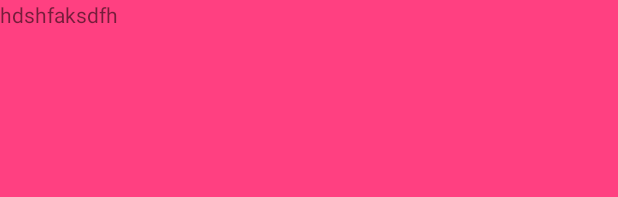
After one commit to jack-cook/axUI, an Android app: the layout drag_refresh_layout_test.xml on its own in the app's theme, with its tools: preview values and no code run, on a phone screen of 412 x 824 dp. The commit adds this screen. Shown: the top 197 px of the screen. Run offline under Robolectric (Android 15) with nearby library versions, the phone set to English and light mode, and no system bars.

Commit message:
DragRefreshLayout测试正常，动画参数待调整

```diff
--- /dev/null
+++ b/app/src/main/res/layout/drag_refresh_layout_test.xml
@@ -0,0 +1,29 @@
+<?xml version="1.0" encoding="utf-8"?>
+<cn.okayj.axui.view.DragRefreshLayout xmlns:android="http://schemas.android.com/apk/res/android"
+    android:layout_width="match_parent"
+    android:layout_height="match_parent"
+    xmlns:app="http://schemas.android.com/apk/res-auto"
+    app:bottomViewId="@+id/footer"
+    app:topViewId="@+id/header">
+    <TextView
+        android:layout_width="match_parent"
+        android:layout_height="match_parent"
+        android:text="hdshfaksdfh"
+        android:background="@color/colorAccent"
+        />
+    <TextView
+        android:id="@+id/header"
+        android:layout_width="match_parent"
+        android:layout_height="60dp"
+        android:background="@color/colorPrimary"
+        />
+
+    <TextView
+        android:id="@+id/footer"
+        android:layout_width="match_parent"
+        android:layout_height="30dp"
+        android:text="jkdsjfksjdf"
+        android:background="@color/colorPrimary"
+        />
+
+</cn.okayj.axui.view.DragRefreshLayout>
--- a/axui/src/main/java/cn/okayj/axui/view/DragRefreshLayout.java
+++ b/axui/src/main/java/cn/okayj/axui/view/DragRefreshLayout.java
@@ -23,7 +23,7 @@ import cn.okayj.axui.R;
  * Created by jack on 2017/2/6.
  */
 
-public abstract class DragRefreshLayout extends ViewGroup {
+public class DragRefreshLayout extends ViewGroup {
     private static final String TAG = "DragRefreshLayout";
 
     private static final float DEFAULT_DRAG_RATE = 0.5f;
@@ -94,11 +94,11 @@ public abstract class DragRefreshLayout extends ViewGroup {
     private RefreshListener mBottomViewRefreshListener;
 
     public DragRefreshLayout(Context context) {
-        this(context,null);
+        this(context, null);
     }
 
     public DragRefreshLayout(Context context, AttributeSet attrs) {
-        this(context, attrs,0);
+        this(context, attrs, 0);
     }
 
     public DragRefreshLayout(Context context, AttributeSet attrs, int defStyleAttr) {
@@ -110,9 +110,9 @@ public abstract class DragRefreshLayout extends ViewGroup {
 
         TypedArray a = context.obtainStyledAttributes(attrs, R.styleable.DragRefreshLayout);
 
-        mTopViewId = a.getResourceId(R.styleable.DragRefreshLayout_topViewId,0);
+        mTopViewId = a.getResourceId(R.styleable.DragRefreshLayout_topViewId, 0);
 
-        mBottomViewId = a.getResourceId(R.styleable.DragRefreshLayout_bottomViewId,0);
+        mBottomViewId = a.getResourceId(R.styleable.DragRefreshLayout_bottomViewId, 0);
 
         a.recycle();
     }
@@ -122,28 +122,37 @@ public abstract class DragRefreshLayout extends ViewGroup {
         super.onFinishInflate();
 
         int childToFind = getChildCount();
-        if(childToFind > 3){
+        if (childToFind > 3) {
             throw new IllegalStateException(TAG + "'s child count should not more than 3");
         }
 
-        if(mTopViewId != 0){
-            childToFind --;
-            mTopView = findViewById(mTopViewId);
-            if(mTopView == null)
+        View child;
+        if (mTopViewId != 0) {
+            childToFind--;
+            child = findViewById(mTopViewId);
+            if (child == null)
                 throw new IllegalStateException("Could not find top view by id");
+
+            mTopView = child;
+            mRefreshTopEnabled = true;
         }
 
-        if(mBottomViewId != 0){
-            childToFind --;
-            mBottomView = findViewById(mBottomViewId);
-            if(mBottomView == null)
+        if (mBottomViewId != 0) {
+            childToFind--;
+            child = findViewById(mBottomViewId);
+            if (child == null)
                 throw new IllegalStateException("Could not find bottom view by id");
+
+            mBottomView = child;
+            mRefreshBottomEnabled = true;
+
+            setBottomView(child);
         }
 
-        if(childToFind == 1) {
-            for(int index = 0; index < getChildCount(); ++index){
-                View child = getChildAt(index);
-                if(child == mTopView || child == mBottomView)
+        if (childToFind == 1) {
+            for (int index = 0; index < getChildCount(); ++index) {
+                child = getChildAt(index);
+                if (child == mTopView || child == mBottomView)
                     continue;
                 else {
                     mMainView = child;
@@ -159,19 +168,19 @@ public abstract class DragRefreshLayout extends ViewGroup {
         int measuredWidth = getMeasuredWidth();
         int measuredHeight = getMeasuredHeight();
 
-        if(mMainView != null){
-            mMainView.measure(MeasureSpec.makeMeasureSpec(measuredWidth,MeasureSpec.EXACTLY),
-                    MeasureSpec.makeMeasureSpec(measuredHeight,MeasureSpec.EXACTLY));
+        if (mMainView != null) {
+            mMainView.measure(MeasureSpec.makeMeasureSpec(measuredWidth, MeasureSpec.EXACTLY),
+                    MeasureSpec.makeMeasureSpec(measuredHeight, MeasureSpec.EXACTLY));
         }
 
-        int childWidth,childHeight,childWidthMode,childheightMode;
-        for (int index = 0; index < getChildCount(); ++index){
+        int childWidth, childHeight, childWidthMode, childheightMode;
+        for (int index = 0; index < getChildCount(); ++index) {
             View child = getChildAt(index);
-            if(child == mMainView)
+            if (child == mMainView)
                 continue;//measured;
 
             LayoutParams layoutParams = child.getLayoutParams();
-            switch (layoutParams.width){
+            switch (layoutParams.width) {
                 case LayoutParams.MATCH_PARENT:
                     childWidth = measuredWidth;
                     childWidthMode = MeasureSpec.EXACTLY;
@@ -184,7 +193,7 @@ public abstract class DragRefreshLayout extends ViewGroup {
                     childWidth = layoutParams.width;
                     childWidthMode = MeasureSpec.EXACTLY;
             }
-            switch (layoutParams.height){
+            switch (layoutParams.height) {
                 case LayoutParams.MATCH_PARENT:
                     childHeight = measuredHeight;
                     childheightMode = MeasureSpec.EXACTLY;
@@ -198,14 +207,14 @@ public abstract class DragRefreshLayout extends ViewGroup {
                     childheightMode = MeasureSpec.EXACTLY;
             }
 
-            child.measure(MeasureSpec.makeMeasureSpec(childWidth,childWidthMode),
-                    MeasureSpec.makeMeasureSpec(childHeight,childheightMode));
+            child.measure(MeasureSpec.makeMeasureSpec(childWidth, childWidthMode),
+                    MeasureSpec.makeMeasureSpec(childHeight, childheightMode));
 
             //计算刷新动画的停留高度
-            if(child == mTopView){
+            if (child == mTopView) {
                 mStopOffsetTop = mTopView.getMeasuredHeight();
-            }else if(child == mBottomView){
-                mStopOffsetBottom = - mBottomView.getHeight();
+            } else if (child == mBottomView) {
+                mStopOffsetBottom = -mBottomView.getHeight();
             }
         }
     }
@@ -214,16 +223,16 @@ public abstract class DragRefreshLayout extends ViewGroup {
     protected void onLayout(boolean changed, int l, int t, int r, int b) {
         int height = b - t;
 
-        if(mMainView != null){
-            mMainView.layout(0,mTotalOffset,mMainView.getMeasuredWidth(),mTotalOffset+mMainView.getMeasuredHeight());
+        if (mMainView != null) {
+            mMainView.layout(0, mTotalOffset, mMainView.getMeasuredWidth(), mTotalOffset + mMainView.getMeasuredHeight());
         }
 
-        if(mTopView != null){
-            mTopView.layout(0, - mTopView.getMeasuredHeight() + mTotalOffset,mTopView.getMeasuredWidth(),mTotalOffset);
+        if (mTopView != null) {
+            mTopView.layout(0, -mTopView.getMeasuredHeight() + mTotalOffset, mTopView.getMeasuredWidth(), mTotalOffset);
         }
 
-        if(mBottomView != null){
-            mBottomView.layout(0,height + mTotalOffset, mBottomView.getMeasuredWidth(), height + mTotalOffset + mBottomView.getMeasuredHeight());
+        if (mBottomView != null) {
+            mBottomView.layout(0, height + mTotalOffset, mBottomView.getMeasuredWidth(), height + mTotalOffset + mBottomView.getMeasuredHeight());
         }
     }
 
@@ -465,6 +474,7 @@ public abstract class DragRefreshLayout extends ViewGroup {
 
         int currentTop = mMainView.getTop();
         int distance = mTotalOffset - currentTop;
+
         mMainView.offsetTopAndBottom(distance);
         if (mTopView != null) {
             mTopView.offsetTopAndBottom(distance);
@@ -544,43 +554,61 @@ public abstract class DragRefreshLayout extends ViewGroup {
 
     @CallSuper
     public void setTopView(View view) {
-        if(mTopView == view)
+        if (mTopView == view)
             return;
 
-        removeView(mTopView);
+        if (mTopView != null)
+            removeView(mTopView);
+
         mTopView = view;
-        addView(mTopView);
 
-        if(mTopViewRefreshListener != null){
+        if (mTopView != null)
+            addView(mTopView);
+
+        if (mTopViewRefreshListener != null) {
             mTopViewRefreshListener = null;
         }
 
         mTopView = view;
-        if(mTopView instanceof RefreshListener){
+        if (mTopView instanceof RefreshListener) {
             mTopViewRefreshListener = (RefreshListener) mTopView;
         }
     }
 
+    /*private void resetTopView(View view) {
+        mTopViewRefreshListener = null;
+        if (mTopView instanceof RefreshListener) {
+            mTopViewRefreshListener = (RefreshListener) mTopView;
+        }
+        if(mTopView != null){
+            mRefreshTopEnabled = true;
+        }
+    }*/
+
     @CallSuper
     public void setBottomView(View view) {
-        if(mBottomView == view)
+        if (mBottomView == view)
             return;
 
-        removeView(mBottomView);
+        if (mBottomView != null)
+            removeView(mBottomView);
+
         mBottomView = view;
-        addView(mBottomView);
 
-        if(mBottomViewRefreshListener != null){
+        if (mBottomView != null)
+            addView(mBottomView);
+
+        if (mBottomViewRefreshListener != null) {
             mBottomViewRefreshListener = null;
         }
 
-        if(mBottomView instanceof RefreshListener){
+        if (mBottomView instanceof RefreshListener) {
             mBottomViewRefreshListener = (RefreshListener) mBottomView;
         }
     }
 
     public void setMainView(View view) {
-        if(mMainView == view)
+        if (mMainView == view)
             return;
 
         removeView(mMainView);
@@ -588,11 +616,11 @@ public abstract class DragRefreshLayout extends ViewGroup {
         addView(mMainView);
     }
 
-    public void setTopRefreshEnable(boolean enabled){
+    public void setTopRefreshEnable(boolean enabled) {
         mRefreshTopEnabled = enabled;
     }
 
-    public void setBottomRefreshEnable(boolean enable){
+    public void setBottomRefreshEnable(boolean enable) {
         mRefreshBottomEnabled = enable;
     }
 
@@ -620,7 +648,7 @@ public abstract class DragRefreshLayout extends ViewGroup {
         }
     }
 
-    public void reset(){
+    public void reset() {
         mPreTotalOffset = 0;
         mTotalOffset = 0;
         mRefreshingTop = false;
@@ -631,22 +659,22 @@ public abstract class DragRefreshLayout extends ViewGroup {
     private RefreshListener mInternalTopRefreshListener = new RefreshListener() {
         @Override
         public void onRefresh() {
-            for(RefreshListener listener : mTopRefreshListeners){
+            for (RefreshListener listener : mTopRefreshListeners) {
                 listener.onRefresh();
             }
         }
 
         @Override
         public void onEndRefresh() {
-            for(RefreshListener listener : mTopRefreshListeners){
+            for (RefreshListener listener : mTopRefreshListeners) {
                 listener.onEndRefresh();
             }
         }
 
         @Override
         public void onMoved(int currentOffset, float percent) {
-            for(RefreshListener listener : mTopRefreshListeners){
-                listener.onMoved(currentOffset,percent);
+            for (RefreshListener listener : mTopRefreshListeners) {
+                listener.onMoved(currentOffset, percent);
             }
         }
     };
@@ -654,21 +682,21 @@ public abstract class DragRefreshLayout extends ViewGroup {
     private RefreshListener mInternalBottomRefreshListener = new RefreshListener() {
         @Override
         public void onRefresh() {
-            for(RefreshListener listener : mBottomRefreshListeners){
+            for (RefreshListener listener : mBottomRefreshListeners) {
                 listener.onRefresh();
             }
         }
 
         @Override
         public void onEndRefresh() {
-            for(RefreshListener listener : mBottomRefreshListeners){
+            for (RefreshListener listener : mBottomRefreshListeners) {
                 listener.onEndRefresh();
             }
         }
 
         @Override
         public void onMoved(int currentOffset, float percent) {
-            for(RefreshListener listener : mBottomRefreshListeners){
+            for (RefreshListener listener : mBottomRefreshListeners) {
                 listener.onMoved(currentOffset, percent);
             }
         }
```
Also changed, not shown: app/build.gradle (+6 -1 lines), app/src/main/AndroidManifest.xml (+7 -0 lines), app/src/main/java/cn/okayj/axui/test/DragRefreshLayoutActivity.java (added, +16 -0 lines), axui/build.gradle (+10 -0 lines).
